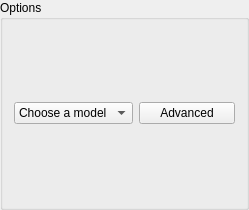
First picture: the form in epipy/ui/view/optionsgroupbox.ui, repository ckaus/EpiPy, before the edit.
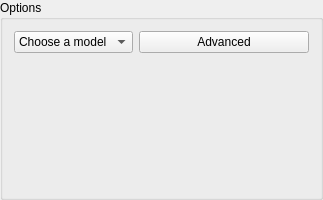
Second picture: the form after the edit.

Diff of the .ui file:
```diff
--- a/epipy/ui/view/optionsgroupbox.ui
+++ b/epipy/ui/view/optionsgroupbox.ui
@@ -2,14 +2,23 @@
 <ui version="4.0">
  <class>options_group_box</class>
  <widget class="QGroupBox" name="options_group_box">
+  <property name="enabled">
+   <bool>true</bool>
+  </property>
   <property name="geometry">
    <rect>
     <x>0</x>
     <y>0</y>
-    <width>249</width>
-    <height>210</height>
+    <width>323</width>
+    <height>200</height>
    </rect>
   </property>
+  <property name="maximumSize">
+   <size>
+    <width>330</width>
+    <height>16777215</height>
+   </size>
+  </property>
   <property name="windowTitle">
    <string>Options</string>
   </property>
@@ -17,10 +26,13 @@
    <string>Options</string>
   </property>
   <layout class="QFormLayout" name="formLayout">
+   <property name="sizeConstraint">
+    <enum>QLayout::SetDefaultConstraint</enum>
+   </property>
    <item row="0" column="0">
     <widget class="QComboBox" name="model_combo_box">
      <property name="sizePolicy">
-      <sizepolicy hsizetype="Preferred" vsizetype="Expanding">
+      <sizepolicy hsizetype="Preferred" vsizetype="Preferred">
        <horstretch>0</horstretch>
        <verstretch>0</verstretch>
       </sizepolicy>
@@ -55,6 +67,12 @@
    </item>
    <item row="0" column="1">
     <widget class="QPushButton" name="advanced_btn">
+     <property name="sizePolicy">
+      <sizepolicy hsizetype="Preferred" vsizetype="Preferred">
+       <horstretch>0</horstretch>
+       <verstretch>0</verstretch>
+      </sizepolicy>
+     </property>
      <property name="text">
       <string>Advanced</string>
      </property>
```
